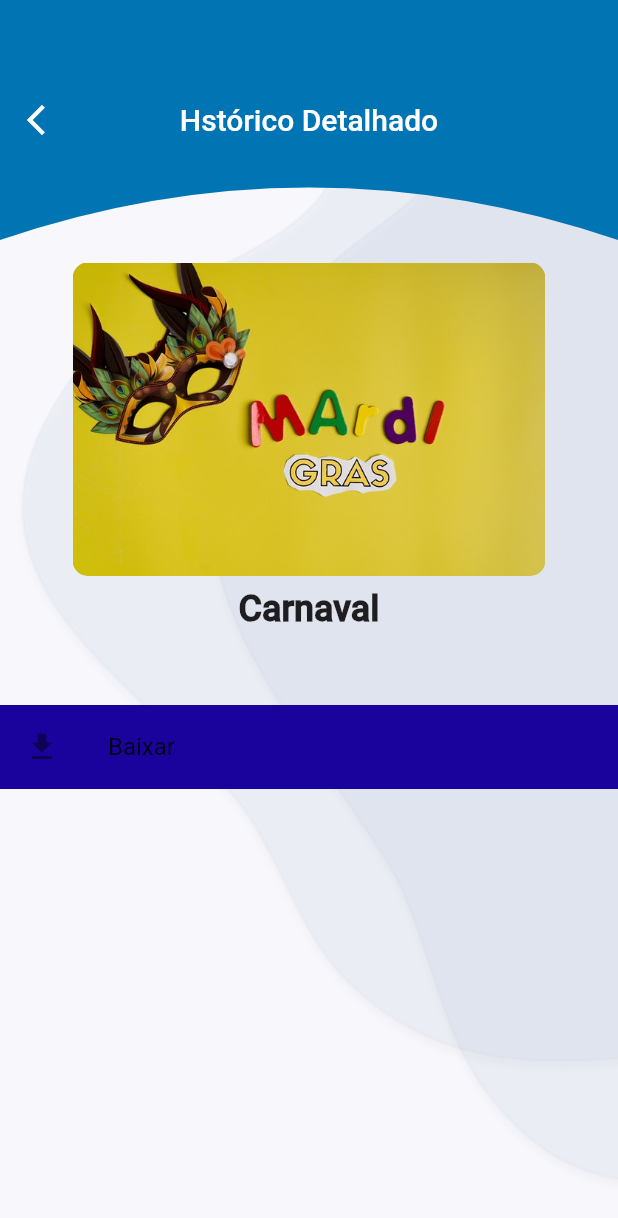
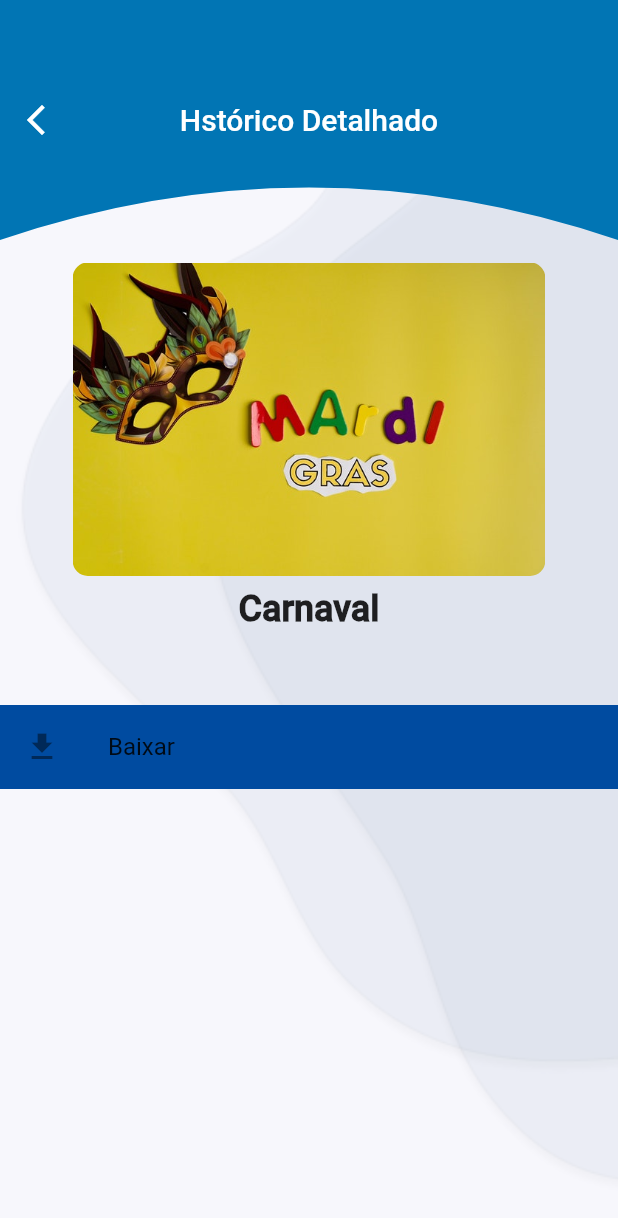
Before and after one commit to jusylopes/flutter-nubank-desafio-final, a Flutter app: the screen it shows after launch, on a phone screen of 412 x 824 dp. Shown: the top 1218 px of the screen. Run offline on Flutter 3.47's test engine with Material 2 defaults, Android fonts, the phone set to English and light mode, and no system bars; our stand-ins replace brasil_fields, flutter_svg, image_picker, shared_preferences; missing offline and left inert: widget_mask.

```diff
--- a/lib/ui/views/historic/historic_detalhes.dart
+++ b/lib/ui/views/historic/historic_detalhes.dart
@@ -1,9 +1,12 @@
 import 'package:flutter/material.dart';
 
+import '../../../resources/las_colors.dart';
 import '../components/custom_bar_container.dart';
 
 class HistoricDetalhes extends StatelessWidget {
   const HistoricDetalhes({Key? key}) : super(key: key);
+
+  //Nao finalizada, imagem de teste
 
   @override
   Widget build(BuildContext context) {
@@ -58,7 +61,7 @@ class HistoricDetalhes extends StatelessWidget {
               height: 50,
             ),
             Container(
-              color: const Color.fromARGB(255, 26, 3, 156),
+              color: LasColors.buttonColor,
               child: ListTile(
                   title: const Text('Baixar'),
                   onTap: () {},
```
